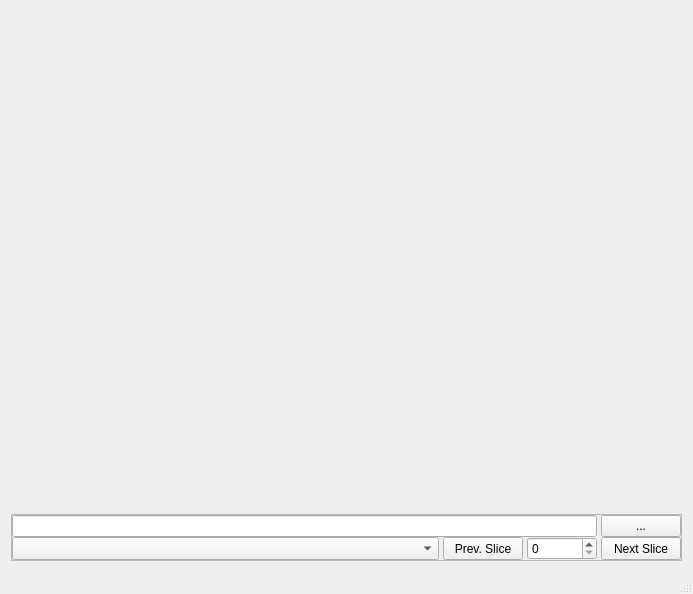
First picture: the form in window.ui, repository ryanneph/PyViz, before the edit.
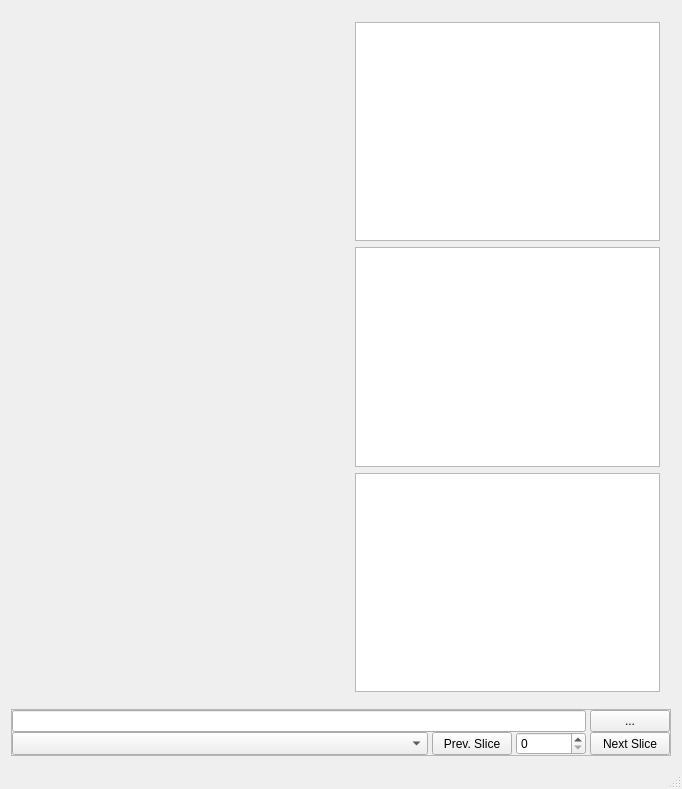
Second picture: the form after the edit.

The edit to the form file:
```diff
--- a/window.ui
+++ b/window.ui
@@ -6,49 +6,16 @@
    <rect>
     <x>0</x>
     <y>0</y>
-    <width>693</width>
-    <height>594</height>
+    <width>682</width>
+    <height>789</height>
    </rect>
   </property>
   <property name="windowTitle">
-   <string>pyViz - Registration Data Visual</string>
+   <string>pyViz - Data Visual - Ryan Neph 2016</string>
   </property>
   <widget class="QWidget" name="centralWidget">
-   <layout class="QVBoxLayout" name="verticalLayout">
-    <item>
-     <widget class="QWidget" name="mplFigs" native="true">
-      <property name="sizePolicy">
-       <sizepolicy hsizetype="MinimumExpanding" vsizetype="MinimumExpanding">
-        <horstretch>0</horstretch>
-        <verstretch>0</verstretch>
-       </sizepolicy>
-      </property>
-      <property name="minimumSize">
-       <size>
-        <width>400</width>
-        <height>400</height>
-       </size>
-      </property>
-      <layout class="QVBoxLayout" name="mplvl">
-       <property name="spacing">
-        <number>0</number>
-       </property>
-       <property name="leftMargin">
-        <number>0</number>
-       </property>
-       <property name="topMargin">
-        <number>0</number>
-       </property>
-       <property name="rightMargin">
-        <number>0</number>
-       </property>
-       <property name="bottomMargin">
-        <number>0</number>
-       </property>
-      </layout>
-     </widget>
-    </item>
-    <item>
+   <layout class="QGridLayout" name="gridLayout_2">
+    <item row="1" column="1">
      <widget class="QFrame" name="frame">
       <property name="sizePolicy">
        <sizepolicy hsizetype="Preferred" vsizetype="Preferred">
@@ -69,24 +36,15 @@
        <enum>QFrame::Raised</enum>
       </property>
       <layout class="QGridLayout" name="gridLayout">
-       <property name="leftMargin">
-        <number>0</number>
-       </property>
-       <property name="topMargin">
-        <number>0</number>
-       </property>
-       <property name="rightMargin">
-        <number>0</number>
-       </property>
-       <property name="bottomMargin">
-        <number>0</number>
-       </property>
        <property name="horizontalSpacing">
         <number>4</number>
        </property>
        <property name="verticalSpacing">
         <number>0</number>
        </property>
+       <property name="margin">
+        <number>0</number>
+       </property>
        <item row="1" column="1">
         <widget class="QPushButton" name="btn_PrevSlice">
          <property name="sizePolicy">
@@ -107,31 +65,11 @@
          <property name="text">
           <string>Prev. Slice</string>
          </property>
-        </widget>
-       </item>
-       <item row="1" column="0">
-        <widget class="QComboBox" name="combo_ModeSelect">
-         <property name="sizePolicy">
-          <sizepolicy hsizetype="Preferred" vsizetype="Preferred">
-           <horstretch>0</horstretch>
-           <verstretch>0</verstretch>
-          </sizepolicy>
+         <property name="checkable">
+          <bool>false</bool>
          </property>
-        </widget>
-       </item>
-       <item row="1" column="2">
-        <widget class="QSpinBox" name="num_Slice">
-         <property name="sizePolicy">
-          <sizepolicy hsizetype="Fixed" vsizetype="Preferred">
-           <horstretch>0</horstretch>
-           <verstretch>0</verstretch>
-          </sizepolicy>
-         </property>
-         <property name="minimumSize">
-          <size>
-           <width>70</width>
-           <height>0</height>
-          </size>
+         <property name="checked">
+          <bool>false</bool>
          </property>
         </widget>
        </item>
@@ -157,6 +95,16 @@
          </property>
         </widget>
        </item>
+       <item row="0" column="0" colspan="3">
+        <widget class="QLineEdit" name="txtPath">
+         <property name="sizePolicy">
+          <sizepolicy hsizetype="Preferred" vsizetype="Preferred">
+           <horstretch>0</horstretch>
+           <verstretch>0</verstretch>
+          </sizepolicy>
+         </property>
+        </widget>
+       </item>
        <item row="0" column="3">
         <widget class="QPushButton" name="btn_Open">
          <property name="sizePolicy">
@@ -176,8 +124,8 @@
          </property>
         </widget>
        </item>
-       <item row="0" column="0" colspan="3">
-        <widget class="QLineEdit" name="txtPath">
+       <item row="1" column="0">
+        <widget class="QComboBox" name="combo_ModeSelect">
          <property name="sizePolicy">
           <sizepolicy hsizetype="Preferred" vsizetype="Preferred">
            <horstretch>0</horstretch>
@@ -186,9 +134,61 @@
          </property>
         </widget>
        </item>
+       <item row="1" column="2">
+        <widget class="QSpinBox" name="num_Slice">
+         <property name="sizePolicy">
+          <sizepolicy hsizetype="Fixed" vsizetype="Preferred">
+           <horstretch>0</horstretch>
+           <verstretch>0</verstretch>
+          </sizepolicy>
+         </property>
+         <property name="minimumSize">
+          <size>
+           <width>70</width>
+           <height>0</height>
+          </size>
+         </property>
+        </widget>
+       </item>
       </layout>
      </widget>
     </item>
+    <item row="0" column="1">
+     <layout class="QHBoxLayout" name="horizontalLayout">
+      <item>
+       <widget class="QWidget" name="mplWindow" native="true">
+        <property name="sizePolicy">
+         <sizepolicy hsizetype="Expanding" vsizetype="Preferred">
+          <horstretch>0</horstretch>
+          <verstretch>0</verstretch>
+         </sizepolicy>
+        </property>
+        <layout class="QVBoxLayout" name="mplvl"/>
+       </widget>
+      </item>
+      <item>
+       <widget class="QWidget" name="widget" native="true">
+        <property name="sizePolicy">
+         <sizepolicy hsizetype="Expanding" vsizetype="Preferred">
+          <horstretch>0</horstretch>
+          <verstretch>0</verstretch>
+         </sizepolicy>
+        </property>
+        <layout class="QVBoxLayout" name="verticalLayout">
+         <item>
+          <widget class="QListWidget" name="listImages"/>
+         </item>
+         <item>
+          <widget class="QListWidget" name="listMasks"/>
+         </item>
+         <item>
+          <widget class="QListWidget" name="listFeatures"/>
+         </item>
+        </layout>
+       </widget>
+      </item>
+     </layout>
+    </item>
    </layout>
   </widget>
   <widget class="QStatusBar" name="statusBar"/>
```
